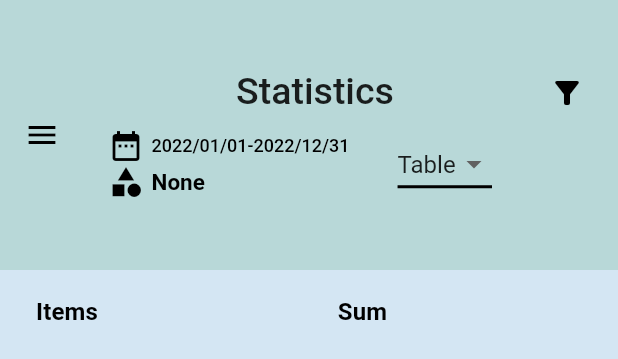
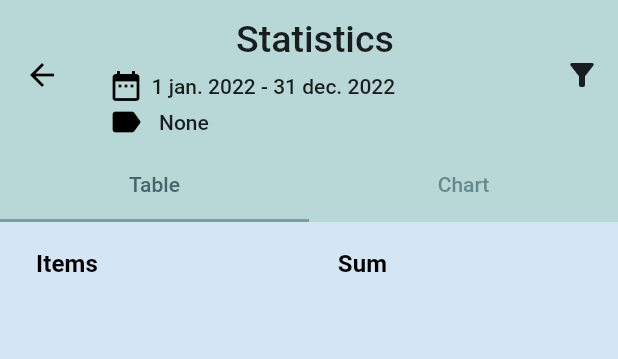
Before and after one commit to DanielWestberg/economicalc, a Flutter app: the DrawerMenu widget shown alone on an empty page, opened directly, after a tap on "Statistics", on a phone screen of 412 x 824 dp. Shown: the top 359 px of the screen. Run offline on Flutter 3.47's test engine with Material 2 defaults, Android fonts, the phone set to English and light mode, and no system bars; our stand-ins replace camera, flutter_colorpicker, flutter_phoenix, google_fonts, image_gallery_saver, image_picker and 5 more; missing offline and left inert: android_intent, device_apps, easy_image_viewer, month_year_picker; accounts and stored records are empty.

Commit message:
visual updates

```diff
--- a/frontend/lib/components/drawer.dart
+++ b/frontend/lib/components/drawer.dart
@@ -30,12 +30,12 @@ class DrawerMenu extends StatelessWidget {
             selectedTileColor: Utils.mediumLightColor.withOpacity(0.7),
             style: ListTileStyle.drawer,
             minLeadingWidth: 10,
-            leading: Icon(Icons.list_rounded),
+            leading: Icon(Icons.home_rounded),
             shape: RoundedRectangleBorder(
               borderRadius: BorderRadius.all(Radius.circular(10)),
             ),
-            title: Text('History',
-                style: TextStyle(fontSize: Utils.drawerFontsize)),
+            title:
+                Text('Home', style: TextStyle(fontSize: Utils.drawerFontsize)),
             onTap: () {
               Navigator.push(context,
                   MaterialPageRoute(builder: (context) => HomeScreen()));
--- a/frontend/lib/helpers/sqlite.dart
+++ b/frontend/lib/helpers/sqlite.dart
@@ -152,27 +152,24 @@ class SQFLite {
   }
 
   Future<List<Transaction>> getFilteredTransactions(
-      startDate, endDate, category) async {
+      startDate, endDate, category, onlyReceipts) async {
     final transactions = await getAllTransactions();
     List<Transaction> filteredTransactions = [];
 
-    if (category.description == 'None') {
-      for (var transaction in transactions) {
-        if (transaction.date.compareTo(startDate) >= 0 &&
-            transaction.date.compareTo(endDate) <= 0) {
-          filteredTransactions.add(transaction);
-        }
-      }
-    } else {
-      for (var transaction in transactions) {
-        if (transaction.date.compareTo(startDate) >= 0 &&
-            transaction.date.compareTo(endDate) <= 0 &&
-            transaction.categoryID == category.id) {
-          filteredTransactions.add(transaction);
-        }
+    for (var transaction in transactions) {
+      bool dateCondition = transaction.date.compareTo(startDate) >= 0 &&
+          transaction.date.compareTo(endDate) <= 0;
+      bool onlyReceiptsCondition =
+          ((onlyReceipts == true) && (transaction.receiptID != null)) ||
+              (onlyReceipts == false);
+      bool isNone = category.description == 'None';
+
+      if (dateCondition &&
+          onlyReceiptsCondition &&
+          (isNone || !isNone && transaction.categoryID == category.id)) {
+        filteredTransactions.add(transaction);
       }
     }
-
     return filteredTransactions;
   }
 
@@ -455,11 +452,11 @@ class SQFLite {
     return obj![0]['description'] as String;
   }
 
-  Future<ReceiptCategory?> getCategoryFromID(int id) async {
+  Future<TransactionCategory?> getCategoryFromID(int id) async {
     final db = await instance.database;
     List<Map<String, dynamic?>>? obj =
         await db?.rawQuery('SELECT * FROM categories WHERE id = "$id"');
-    return ReceiptCategory.fromJson(obj![0]);
+    return TransactionCategory.fromJson(obj![0]);
   }
 
   Future<List<Map<String, Object>>> getFilteredCategoryTotals(
@@ -470,7 +467,7 @@ class SQFLite {
 
     for (var category in categories) {
       var filteredTransactions =
-          await getFilteredTransactions(startDate, endDate, category);
+          await getFilteredTransactions(startDate, endDate, category, false);
       var categoryTotal = {
         "category": category,
         "totalSum":
@@ -483,13 +480,13 @@ class SQFLite {
   }
 
   Future<void> insertDefaultCategories(Database db) async {
-    List<ReceiptCategory> categories = [
-      ReceiptCategory(description: "Uncategorized", color: Colors.grey),
-      ReceiptCategory(description: "Groceries", color: Colors.blue),
-      ReceiptCategory(description: "Hardware", color: Colors.black),
-      ReceiptCategory(description: "Transportation", color: Colors.purple),
-      ReceiptCategory(description: "Stuff", color: Colors.green),
-      ReceiptCategory(
+    List<TransactionCategory> categories = [
+      TransactionCategory(description: "Uncategorized", color: Colors.grey),
+      TransactionCategory(description: "Groceries", color: Colors.blue),
+      TransactionCategory(description: "Hardware", color: Colors.black),
+      TransactionCategory(description: "Transportation", color: Colors.purple),
+      TransactionCategory(description: "Stuff", color: Colors.green),
+      TransactionCategory(
           description: "My proud collection of teddy bears",
           color: Colors.brown),
     ];
@@ -503,7 +500,7 @@ class SQFLite {
     }
   }
 
-  Future<void> insertCategory(ReceiptCategory category) async {
+  Future<void> insertCategory(TransactionCategory category) async {
     // Get a reference to the database.
 
     final db = await instance.database;
@@ -514,7 +511,7 @@ class SQFLite {
     );
   }
 
-  Future<void> updateCategory(ReceiptCategory category) async {
+  Future<void> updateCategory(TransactionCategory category) async {
     // Get a reference to the database.
     final db = await instance.database;
 
@@ -546,11 +543,11 @@ class SQFLite {
     );
   }
 
-  Future<List<ReceiptCategory>> getAllcategories() async {
+  Future<List<TransactionCategory>> getAllcategories() async {
     final db = await instance.database;
     final List<Map<String, dynamic?>>? maps = await db?.query('categories');
     return List.generate(maps!.length, (i) {
-      return ReceiptCategory(
+      return TransactionCategory(
           description: maps[i]['description'],
           color: Color(maps[i]['color']),
           id: maps[i]['id']);
--- a/frontend/lib/helpers/utils.dart
+++ b/frontend/lib/helpers/utils.dart
@@ -20,11 +20,11 @@ class Utils {
   static Color darkColor = Color.fromARGB(255, 68, 104, 107);
   static Color errorColor = Color(0xFFfe5f55);
 
-  static List<ReceiptCategory> categories = [
-    ReceiptCategory(description: "Groceries", color: Colors.blue),
-    ReceiptCategory(description: "Transportation", color: Colors.purple),
-    ReceiptCategory(description: "Stuff", color: Colors.green),
-    ReceiptCategory(
+  static List<TransactionCategory> categories = [
+    TransactionCategory(description: "Groceries", color: Colors.blue),
+    TransactionCategory(description: "Transportation", color: Colors.purple),
+    TransactionCategory(description: "Stuff", color: Colors.green),
+    TransactionCategory(
         description: "My proud collection of teddy bears", color: Colors.brown),
   ];
 
--- a/frontend/lib/main.dart
+++ b/frontend/lib/main.dart
@@ -6,6 +6,7 @@ import 'package:economicalc_client/helpers/utils.dart';
 import 'package:economicalc_client/screens/home_screen.dart';
 import 'package:flutter/material.dart';
 import 'package:flutter_phoenix/flutter_phoenix.dart';
+import 'package:month_year_picker/month_year_picker.dart';
 
 void main() {
   runApp(Phoenix(
@@ -20,6 +21,9 @@ class MyApp extends StatelessWidget {
   Widget build(BuildContext context) {
     return MaterialApp(
         title: 'EconomiCalc',
+        localizationsDelegates: [
+          MonthYearPickerLocalizations.delegate,
+        ],
         theme: ThemeData(scaffoldBackgroundColor: Utils.lightColor),
         home: HomeScreen());
   }
--- a/frontend/lib/models/category.dart
+++ b/frontend/lib/models/category.dart
@@ -1,14 +1,15 @@
 import 'package:flutter/material.dart';
 
-class ReceiptCategory {
+class TransactionCategory {
   String description;
   Color color;
   int? id;
 
-  ReceiptCategory({required this.description, required this.color, this.id});
+  TransactionCategory(
+      {required this.description, required this.color, this.id});
 
   @override
-  operator ==(Object? other) => (other is ReceiptCategory &&
+  operator ==(Object? other) => (other is TransactionCategory &&
       description == other.description &&
       color == other.color &&
       id == other.id);
@@ -29,25 +30,26 @@ class ReceiptCategory {
     return res;
   }
 
-  factory ReceiptCategory.fromJson(Map<String, dynamic> json) {
-    return ReceiptCategory(
+  factory TransactionCategory.fromJson(Map<String, dynamic> json) {
+    return TransactionCategory(
         description: json['description'],
         color: Color(json['color']).withOpacity(1),
         id: json['id']);
   }
 
-  static String getCategoryDescription(ReceiptCategory category) {
+  static String getCategoryDescription(TransactionCategory category) {
     return category.description;
   }
 
-  static ReceiptCategory getCategory(int categoryID, categories) {
+  static TransactionCategory getCategory(int categoryID, categories) {
     return categories.firstWhere((item) => item.id == categoryID);
   }
 
-  static ReceiptCategory getCategoryByDesc(String categoryDesc, categories) {
+  static TransactionCategory getCategoryByDesc(
+      String categoryDesc, categories) {
     return categories.firstWhere((item) => item.description == categoryDesc);
   }
 
-  static ReceiptCategory noneCategory =
-      ReceiptCategory(description: "None", color: Colors.black);
+  static TransactionCategory noneCategory =
+      TransactionCategory(description: "None", color: Colors.black);
 }
--- a/frontend/lib/screens/settings_screen.dart
+++ b/frontend/lib/screens/settings_screen.dart
@@ -20,7 +20,7 @@ class _SettingsScreenState extends State<SettingsScreen> {
         foregroundColor: Colors.black,
         title: Text("Settings"),
         centerTitle: true,
-        leading: new IconButton(
+        leading: IconButton(
             onPressed: (() {
               Navigator.pop(context);
             }),
--- a/frontend/lib/screens/statistics_screen.dart
+++ b/frontend/lib/screens/statistics_screen.dart
@@ -9,6 +9,7 @@ import 'package:flutter/material.dart';
 import 'package:intl/intl.dart';
 import 'package:loading_animation_widget/loading_animation_widget.dart';
 import 'package:syncfusion_flutter_charts/charts.dart';
+import 'package:month_year_picker/month_year_picker.dart';
 
 const List<String> dropdownList = <String>['Table', 'Chart'];
 
@@ -37,14 +38,15 @@ class StatisticsScreenState extends State<StatisticsScreen> {
 
   Map<String, dynamic> category = {
     "selected":
-        ReceiptCategory(description: "None", color: Colors.black, id: 0),
+        TransactionCategory(description: "None", color: Colors.black, id: 0),
     "previous":
-        ReceiptCategory(description: "None", color: Colors.black, id: 0),
-    "dialog": ReceiptCategory(description: "None", color: Colors.black, id: 0),
+        TransactionCategory(description: "None", color: Colors.black, id: 0),
+    "dialog":
+        TransactionCategory(description: "None", color: Colors.black, id: 0),
   };
 
-  ReceiptCategory noneCategory =
-      ReceiptCategory(description: "None", color: Colors.black, id: 0);
+  TransactionCategory noneCategory =
+      TransactionCategory(description: "None", color: Colors.black, id: 0);
   Map<String, dynamic> contentSelection = {
     "selected": [true, false],
     "previous": [true, false],
@@ -61,8 +63,8 @@ class StatisticsScreenState extends State<StatisticsScreen> {
   String dropdownValueCategory = 'None';
 
   final SQFLite dbConnector = SQFLite.instance;
-  late List<ReceiptCategory> categories;
-  late Future<List<ReceiptCategory>> categoriesFutureBuilder;
+  late List<TransactionCategory> categories;
+  late Future<List<TransactionCategory>> categoriesFutureBuilder;
 
   final columns = ["Items", "Sum"];
   late Future<List<ReceiptItem>> dataFutureItems;
@@ -109,24 +111,36 @@ class StatisticsScreenState extends State<StatisticsScreen> {
   @override
   Widget build(BuildContext context) {
     return SafeArea(
+        child: DefaultTabController(
+            length: contentSelection['selected'][0] ? 2 : 1,
             child: Scaffold(
-            drawer: DrawerMenu(1),
+                // drawer: DrawerMenu(1),
                 appBar: AppBar(
-              toolbarHeight: 180,
+                  leading: IconButton(
+                      onPressed: (() {
+                        Navigator.pop(context);
+                      }),
+                      icon: Icon(Icons.arrow_back)),
+                  toolbarHeight: 100,
                   backgroundColor: Utils.mediumLightColor,
                   foregroundColor: Colors.black,
                   title: Column(children: [
-                Text("Statistics",
-                    style: TextStyle(color: Utils.textColor, fontSize: 25.0)),
+                    Container(
+                        padding: EdgeInsets.all(5),
+                        child: Text("Statistics",
+                            style: TextStyle(
+                                color: Utils.textColor, fontSize: 25.0))),
                     headerInfo(context)
                   ]),
                   centerTitle: true,
                   elevation: 0,
                   actions: [
                     IconButton(
-                  icon: const Icon(Icons.filter_alt),
-                  alignment: Alignment.topCenter,
-                  padding: const EdgeInsets.only(right: 20, top: 50),
+                      icon: Icon(
+                        Icons.filter_alt,
+                        color: Utils.textColor,
+                      ),
+                      alignment: Alignment.center,
                       onPressed: () {
                         startDate['previous'] =
                             startDate['dialog'] = startDate['selected'];
@@ -134,44 +148,57 @@ class StatisticsScreenState extends State<StatisticsScreen> {
                             endDate['dialog'] = endDate['selected'];
                         category['previous'] =
                             category['dialog'] = category['selected'];
-                    dropdownValueCategory = category['selected'].description;
-                    contentSelection['previous'] = contentSelection['dialog'] =
+                        dropdownValueCategory =
+                            category['selected'].description;
+                        contentSelection['previous'] =
+                            contentSelection['dialog'] =
                                 contentSelection['selected'];
                         expIncSelection['previous'] =
-                        expIncSelection['dialog'] = expIncSelection['selected'];
+                            expIncSelection['dialog'] =
+                                expIncSelection['selected'];
                         showDialog(
                             context: context,
                             builder: (context) {
-                          return StatefulBuilder(builder: (context, setState) {
+                              return StatefulBuilder(
+                                  builder: (context, setState) {
                                 return filterPopup(context, setState);
                               });
                             });
                       },
                     )
                   ],
+                  bottom: TabBar(
+                    labelColor: Utils.darkColor,
+                    indicatorColor: Utils.mediumDarkColor,
+                    tabs: contentSelection['selected'][0]
+                        ? [
+                            Tab(
+                              text: "Table",
                             ),
-            body: displayStats(dropdownValue)));
-  }
-
-  Widget displayStats(String dropdownValue) {
-    if (contentSelection['selected'][1]) {
-      return totalsChart();
-    }
-    if (dropdownValue == "Table") {
-      return ListView(children: [buildDataTable()]);
-    } else if (dropdownValue == "Chart") {
-      return itemsChart();
-    }
-    return Text("Invalid input");
+                            Tab(
+                              text: "Chart",
+                            ),
+                          ]
+                        : [
+                            Tab(
+                              text: "Chart",
+                            ),
+                          ],
+                  ),
+                ),
+                body: contentSelection['selected'][0]
+                    ? TabBarView(children: [
+                        ListView(children: [buildDataTable()]),
+                        itemsChart(),
+                      ])
+                    : TabBarView(children: [
+                        totalsChart(),
+                      ]))));
   }
 
   Widget headerInfo(context) {
     return Container(
-        padding: EdgeInsets.only(top: 10),
-        child: Row(
-          mainAxisAlignment: MainAxisAlignment.spaceBetween,
-          children: [
-            Container(
+        child: Container(
       child: Column(
         crossAxisAlignment: CrossAxisAlignment.start,
         children: [
@@ -181,32 +208,24 @@ class StatisticsScreenState extends State<StatisticsScreen> {
               padding: EdgeInsets.only(left: 5),
               child: Flexible(
                   child: Text(
-                      "${DateFormat('yyyy/MM/dd').format(startDate['selected'])}-${DateFormat('yyyy/MM/dd').format(endDate['selected'])}",
-                      style: TextStyle(fontSize: 12),
+                "${DateFormat.yMMMd('sv_SE').format(startDate['selected'])} - ${DateFormat.yMMMd('sv_SE').format(endDate['selected'])}",
+                style: TextStyle(color: Utils.textColor, fontSize: 14),
               )),
             ),
           ]),
           contentSelection['selected'][0]
-                    ? Row(
-                        children: [
-                          Icon(Icons.category),
-                          Padding(
-                              padding: EdgeInsets.only(left: 5),
-                              child: Text(category['selected'].description,
+              ? Row(mainAxisAlignment: MainAxisAlignment.start, children: [
+                  Container(
+                      padding: EdgeInsets.only(right: 10),
+                      child: Icon(Icons.label_rounded,
+                          color: category['selected'].color)),
+                  Text(category['selected'].description,
                       overflow: TextOverflow.ellipsis,
-                                  style: TextStyle(
-                                      fontSize: 15,
-                                      fontWeight: FontWeight.w600,
-                                      color: category['selected'].color))),
-                        ],
-                      )
+                      style: TextStyle(fontSize: 14, color: Utils.textColor))
+                ])
               : Text(""),
         ],
-            )),
-            Padding(
-                padding: EdgeInsets.only(right: 20),
-                child: contentSelection['selected'][0] ? dropDown() : Text("")),
-          ],
+      ),
     ));
   }
 
@@ -225,9 +244,9 @@ class StatisticsScreenState extends State<StatisticsScreen> {
                 backgroundColor:
                     MaterialStateProperty.all<Color>(Utils.mediumLightColor),
               ),
-              child: Text(DateFormat('yyyy-MM-dd').format(startDate['dialog'])),
+              child: Text(DateFormat.yMMM().format(startDate['dialog'])),
               onPressed: () async {
-                DateTime? newStartDate = await showDatePicker(
+                DateTime? newStartDate = await showMonthYearPicker(
                     context: context,
                     initialDate: startDate['dialog'],
                     firstDate: DateTime(1900),
@@ -249,9 +268,9 @@ class StatisticsScreenState extends State<StatisticsScreen> {
                   backgroundColor:
                       MaterialStateProperty.all<Color>(Utils.mediumLightColor),
                 ),
-                child: Text(DateFormat('yyyy-MM-dd').format(endDate['dialog'])),
+                child: Text(DateFormat.yMMM().format(endDate['dialog'])),
                 onPressed: () async {
-                  DateTime? newEndDate = await showDatePicker(
+                  DateTime? newEndDate = await showMonthYearPicker(
                       context: context,
                       initialDate: endDate['dialog'],
                       firstDate: DateTime(1900),
@@ -368,28 +387,6 @@ class StatisticsScreenState extends State<StatisticsScreen> {
     );
   }
 
-  Widget dropDown() {
-    return DropdownButton<String>(
-      value: dropdownValue,
-      elevation: 16,
-      underline: Container(
-        height: 2,
-        color: Colors.black,
-      ),
-      onChanged: (String? value) {
-        setState(() {
-          dropdownValue = value!;
-        });
-      },
-      items: dropdownList.map<DropdownMenuItem<String>>((String value) {
-        return DropdownMenuItem<String>(
-          value: value,
-          child: Text(value),
-        );
-      }).toList(),
-    );
-  }
-
   Widget dropDownCategory(context, setState) {
     return FutureBuilder(
         future: categoriesFutureBuilder,
@@ -409,15 +406,16 @@ class StatisticsScreenState extends State<StatisticsScreen> {
                     isExpanded: true,
                     value: dropdownValueCategory,
                     onChanged: (value) {
-                      ReceiptCategory newCategory =
-                          ReceiptCategory.getCategoryByDesc(value!, categories);
+                      TransactionCategory newCategory =
+                          TransactionCategory.getCategoryByDesc(
+                              value!, categories);
                       setState(() {
                         dropdownValueCategory = value;
                         category['dialog'] = newCategory;
                       });
                     },
                     items: categories.map<DropdownMenuItem<String>>(
-                        (ReceiptCategory category) {
+                        (TransactionCategory category) {
                       return DropdownMenuItem<String>(
                         value: category.description,
                         child: Row(
@@ -425,7 +423,7 @@ class StatisticsScreenState extends State<StatisticsScreen> {
                             children: [
                               Container(
                                   padding: EdgeInsets.only(right: 10),
-                                  child: Icon(Icons.circle_rounded,
+                                  child: Icon(Icons.label_rounded,
                                       color: category.color)),
                               Text(category.description,
                                   overflow: TextOverflow.ellipsis)
@@ -584,7 +582,8 @@ class StatisticsScreenState extends State<StatisticsScreen> {
                       sortingOrder: SortingOrder.ascending,
                       dataSource: rowsTotals,
                       xValueMapper: (Map<String, Object> object, _) =>
-                          (object['category'] as ReceiptCategory).description,
+                          (object['category'] as TransactionCategory)
+                              .description,
                       yValueMapper: (Map<String, Object> object, _) =>
                           object['totalSum'] as double,
                       name: '',
--- a/frontend/lib/services/api_calls.dart
+++ b/frontend/lib/services/api_calls.dart
@@ -320,10 +320,10 @@ fetchCategories(Cookie cookie) async {
   }
 
   List<dynamic> categories = convert.jsonDecode(response.body)["data"];
-  return categories.map((e) => ReceiptCategory.fromJson(e)).toList();
+  return categories.map((e) => TransactionCategory.fromJson(e)).toList();
 }
 
-postCategory(Cookie cookie, ReceiptCategory category) async {
+postCategory(Cookie cookie, TransactionCategory category) async {
   final uri = getUri("/categories");
   final headers = {
     "Content-type": "application/json",
@@ -337,7 +337,7 @@ postCategory(Cookie cookie, ReceiptCategory category) async {
   }
 }
 
-updateCategory(Cookie cookie, ReceiptCategory category) async {
+updateCategory(Cookie cookie, TransactionCategory category) async {
   final uri = getUri("/categories/${category.id!}");
   final headers = {
     "Content-type": "application/json",
--- a/frontend/pubspec.yaml
+++ b/frontend/pubspec.yaml
@@ -52,6 +52,7 @@ dependencies:
   device_apps: ^2.2.0
   url_launcher: ^6.1.7
   android_intent: ^2.0.2
+  month_year_picker: ^0.2.0+2
 
 dev_dependencies:
   flutter_test:
```
Also changed, not shown: frontend/lib/components/history_list.dart (+33 -20 lines), frontend/lib/screens/home_screen.dart (+80 -40 lines), frontend/lib/screens/results_screen.dart (+26 -23 lines), frontend/lib/screens/settings_categories_screen.dart (+17 -5 lines), frontend/lib/screens/transaction_details_screen.dart (+52 -26 lines), frontend/pubspec.lock, 1 other file. Lines whose indentation alone changed are shown as unchanged.
